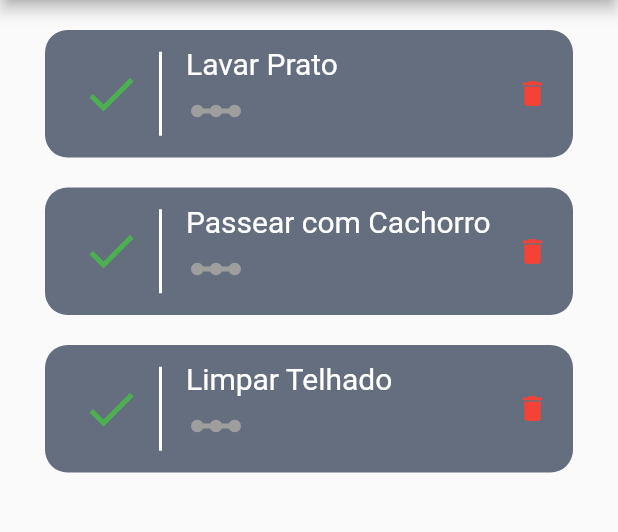
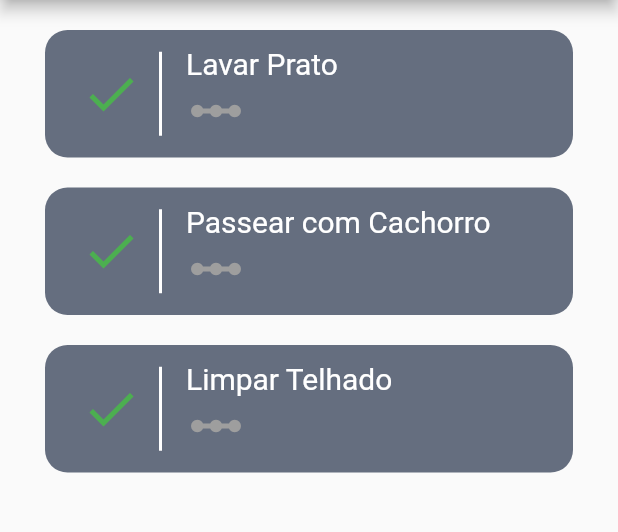
Before and after one commit to Davidson031/AppTarefasFlutter, a Flutter app: the screen it shows after launch, on a phone screen of 412 x 824 dp, the part 84-616 px from its top. Run offline on Flutter 3.47's test engine with Material 2 defaults, Android fonts, the phone set to English and light mode, and no system bars.

Commit message:
Alterando tilelist de tarefas

```diff
--- a/lib/components/TarefaTile.dart
+++ b/lib/components/TarefaTile.dart
@@ -66,12 +66,12 @@ class _TarefaTileState extends State<TarefaTile> {
             ),
           ],
         ),
-        trailing: Column(
-          mainAxisAlignment: MainAxisAlignment.center,
-          children: [
-            Icon(Icons.delete, color: Colors.red, size: 22.0),
-          ],
-        ),
+        // trailing: Column(
+        //   mainAxisAlignment: MainAxisAlignment.center,
+        //   children: [
+        //     Icon(Icons.delete, color: Colors.red, size: 22.0),
+        //   ],
+        // ),
       ),
     );
   }
```
